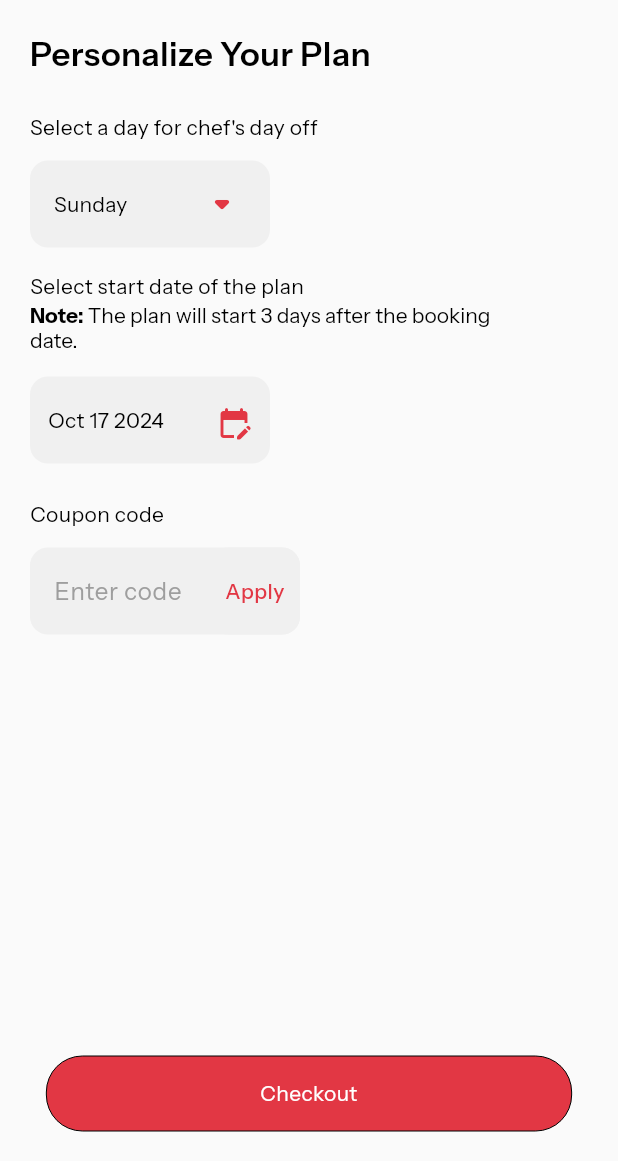
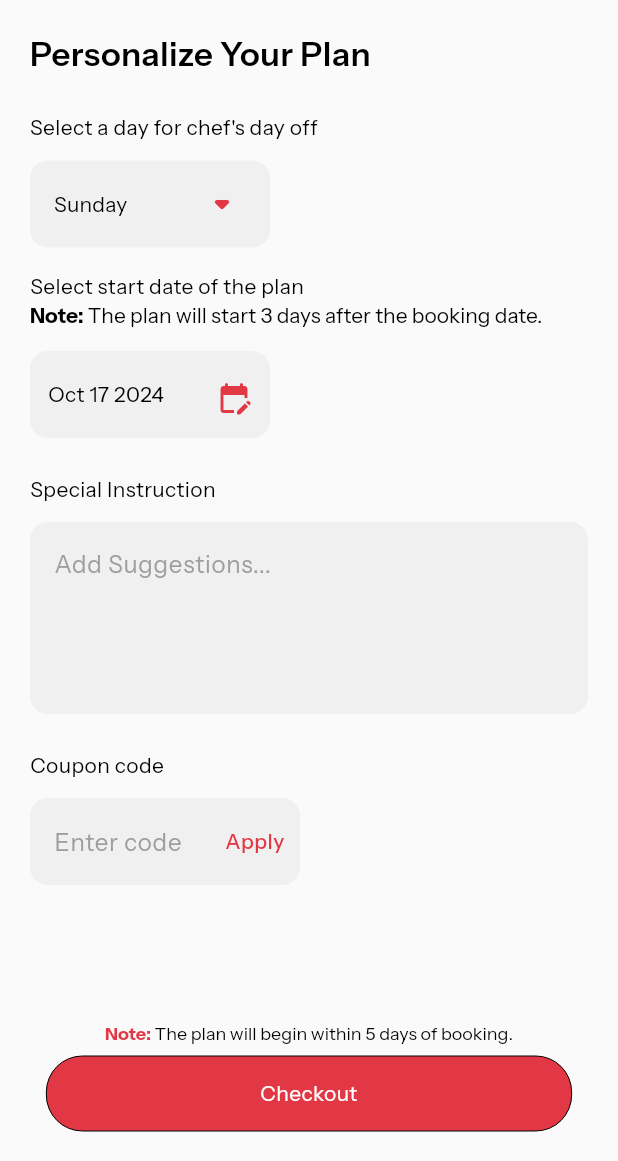
Before and after one commit to Prabhat7930/homy-app, a Flutter app: the PlanCustomizationScreen screen opened directly with empty values, swiped to page 2, on a phone screen of 412 x 824 dp, the part 75-1236 px from its top. Run offline on Flutter 3.47's test engine with Material 3 defaults, Android fonts, the phone set to English and light mode, and no system bars; drawn by our look-alikes of dropdown_button2; our stand-ins replace carousel_slider, country_picker, email_validator, google_fonts, page_transition, permission_handler and 3 more; missing offline and left inert: horizontal_week_calendar, radio_group_v2; accounts and stored records are empty.

Commit message:
plan details customization screen

```diff
--- a/lib/screens/plans/components/custom_plan_2.dart
+++ b/lib/screens/plans/components/custom_plan_2.dart
@@ -12,6 +12,7 @@ class PlanCustomizationPageTwo extends StatefulWidget {
   final String? selectedDay;
   final void Function(String? value) onDayChange;
   final void Function(DateTime newDate) onDateSelected;
+  final TextEditingController specialInstructionController;
   final TextEditingController couponController;
 
   const PlanCustomizationPageTwo({
@@ -21,6 +22,7 @@ class PlanCustomizationPageTwo extends StatefulWidget {
     required this.selectedDay,
     required this.onDayChange,
     required this.onDateSelected,
+    required this.specialInstructionController,
     required this.couponController,
   });
 
@@ -34,6 +36,7 @@ class _PlanCustomizationPageTwoState extends State<PlanCustomizationPageTwo> {
   late List<String> dayItems;
   late void Function(String? value) onDayChange;
   late void Function(DateTime newDate) onDateSelected;
+  late TextEditingController specialInstructionController;
   late TextEditingController couponController;
 
   @override
@@ -43,6 +46,7 @@ class _PlanCustomizationPageTwoState extends State<PlanCustomizationPageTwo> {
     dayItems = widget.dayItems;
     onDayChange = widget.onDayChange;
     onDateSelected = widget.onDateSelected;
+    specialInstructionController = widget.specialInstructionController;
     couponController = widget.couponController;
   }
 
@@ -73,6 +77,14 @@ class _PlanCustomizationPageTwoState extends State<PlanCustomizationPageTwo> {
             child: CalendarOption(
                 icon: Icons.calendar_month, onDateSelected: onDateSelected),
           ),
+          const SizedBox(height: 24.0),
+          screenText(
+              "Special Instruction", 14.0, FontWeight.w400, textDarkColor,
+              align: TextAlign.start),
+          const SizedBox(height: 12.0),
+          screenInputField(specialInstructionController, "Add Suggestions...",
+              true, TextInputType.text,
+              maxlines: 4, limitText: 200),
           const SizedBox(height: 24.0),
           screenText("Coupon code", 14.0, FontWeight.w400, textDarkColor,
               align: TextAlign.start),
@@ -127,7 +139,7 @@ class _PlanCustomizationPageTwoState extends State<PlanCustomizationPageTwo> {
           ),
           children: [
             TextSpan(
-              text: "The plan will start 3 days after the booking\ndate.",
+              text: "The plan will start 3 days after the booking date.",
               style: GoogleFonts.instrumentSans(
                 fontSize: 14.0,
                 fontWeight: FontWeight.w400,
--- a/lib/screens/plans/plan_customization_screen.dart
+++ b/lib/screens/plans/plan_customization_screen.dart
@@ -1,4 +1,5 @@
 import 'package:flutter/material.dart';
+import 'package:google_fonts/google_fonts.dart';
 import 'package:homy/core/theme/color_theme.dart';
 import 'package:homy/screens/plans/components/custom_plan_1.dart';
 import 'package:homy/screens/plans/components/custom_plan_2.dart';
@@ -25,22 +26,26 @@ class PlanCustomizationScreen extends StatefulWidget {
 class _PlanCustomizationScreenState extends State<PlanCustomizationScreen> {
   final PageController pageController = PageController();
   final TextEditingController peopleController = TextEditingController();
+  final TextEditingController specialInstructionController =
+      TextEditingController();
   final TextEditingController couponController = TextEditingController();
   int pageCounter = 0;
 
   List<String> morningItems = [
+    "7:30",
+    "8:00",
+    "9:00",
+    "10:00",
+    "11:00",
+    "12:00",
+  ];
+  List<String> eveningItems = [
+    "5:00",
     "6:00",
     "7:00",
     "8:00",
     "9:00",
     "10:00",
-    "11:00"
-  ];
-  List<String> eveningItems = [
-    "15:00",
-    "16:00",
-    "17:00",
-    "18:00",
   ];
 
   Set<String> selectedMorningItems = {};
@@ -152,6 +157,8 @@ class _PlanCustomizationScreenState extends State<PlanCustomizationScreen> {
                             selectedDay: selectedDay,
                             onDayChange: onDayChange,
                             onDateSelected: onDateSelected,
+                            specialInstructionController:
+                                specialInstructionController,
                             couponController: couponController,
                           )
                         ],
@@ -160,6 +167,10 @@ class _PlanCustomizationScreenState extends State<PlanCustomizationScreen> {
                   ],
                 ),
               ),
+              pageCounter == 0
+                  ? noteText(textAssets[2])
+                  : noteText(textAssets[3]),
+              const SizedBox(height: 8.0),
               screenButton(
                   onCheckoutButtonTap, "Checkout", secondaryColor, width * 0.85)
             ],
@@ -169,8 +180,33 @@ class _PlanCustomizationScreenState extends State<PlanCustomizationScreen> {
     );
   }
 
+  Widget noteText(String text) {
+    return RichText(
+      text: TextSpan(
+          text: "Note: ",
+          style: GoogleFonts.instrumentSans(
+            fontSize: 12.0,
+            fontWeight: FontWeight.bold,
+            color: secondaryColor,
+          ),
+          children: [
+            TextSpan(
+              text: text,
+              style: GoogleFonts.instrumentSans(
+                fontSize: 12.0,
+                fontWeight: FontWeight.w400,
+                color: textDarkColor,
+              ),
+            ),
+          ]),
+      textAlign: TextAlign.center,
+    );
+  }
+
   final List<String> textAssets = [
-    "Select from the available timings within the 6am to\n1pm slot.",
-    "Select from the available timings within the 3pm to\n8pm slot."
+    "What time would you like your morning (am) meal\nto be ready?",
+    "What time would you like your morning (pm) meal\nto be ready?",
+    "Your meals will be prepared within 15 minutes\nbefore or after the scheduled time.",
+    "The plan will begin within 5 days of booking."
   ];
 }
```
Also changed, not shown: lib/screens/health-score/health_score_screen.dart (+6 -1 lines), lib/screens/plans/components/plan_details_components.dart (+129 -129 lines), lib/screens/plans/plan_detail_screen.dart (+136 -163 lines).
